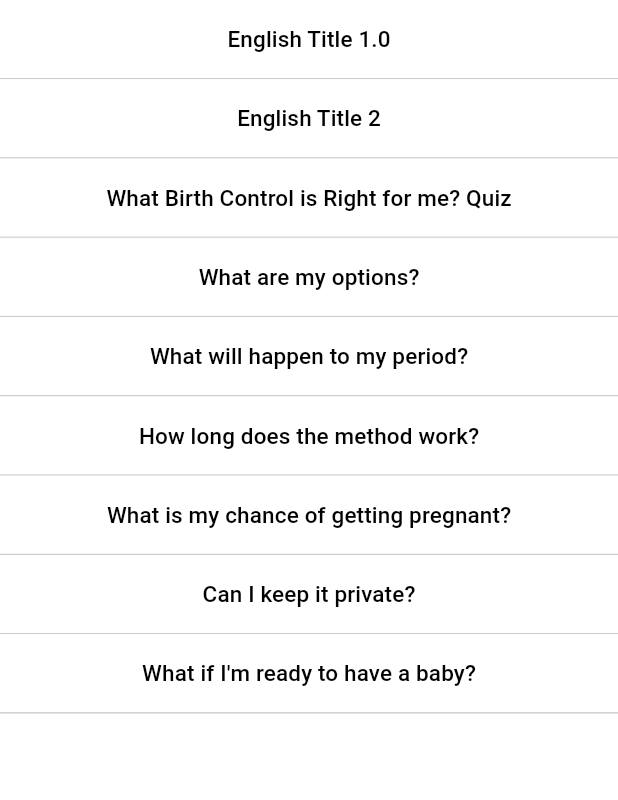
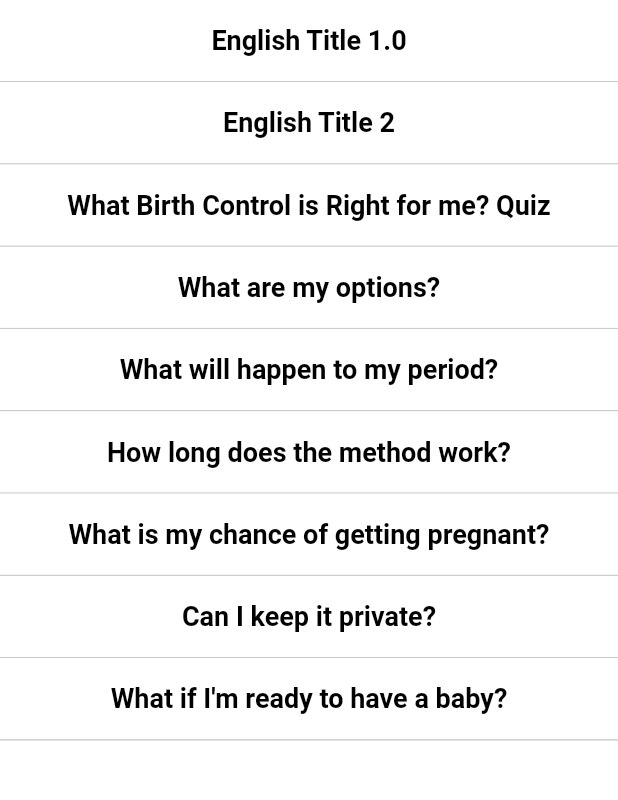
Before and after one commit to caitlynrawlings/ContentApp, a Flutter app: the screen it shows after launch, on a phone screen of 412 x 824 dp, the part 90-890 px from its top. Run offline on Flutter 3.47's test engine with Material 3 defaults, Android fonts, the phone set to English and light mode, and no system bars; our stand-ins replace font_awesome_flutter, just_audio.

Commit message:
reverted to before icon subheading and changed the sizes for types of text styles

```diff
--- a/lib/menu.dart
+++ b/lib/menu.dart
@@ -44,7 +44,7 @@ class PageButton extends StatelessWidget {
   @override
   Widget build(BuildContext context) {
     final theme = Theme.of(context);
-    final textStyle = theme.textTheme.labelLarge!.copyWith(
+    final textStyle = theme.textTheme.headlineMedium!.copyWith(
       color: theme.colorScheme.onSurface,
     );
 
--- a/lib/theme_data.dart
+++ b/lib/theme_data.dart
@@ -38,10 +38,10 @@ class AppTextThemes {
 }
 
 class AppFontSizes {
-  static const displayLargeSize = 40.0; // page title
-  static const displayMediumSize = 30.0; // heading
-  static const displaySmallSize = 25.0; // subheading
-  static const headlineMediumSize = 18.0; // preview text for dropdown
+  static const displayLargeSize = 30.0; // page title
+  static const displayMediumSize = 25.0; // heading
+  static const displaySmallSize = 20.0; // subheading
+  static const headlineMediumSize = 18.0; // preview text for toggle and menu
   static const bodyLargeSize = 12.0; // body text
   static const bodySmallSize = 10.0; // caption
   static const labelLargeSize = 15.0; // button and dropdown
```
